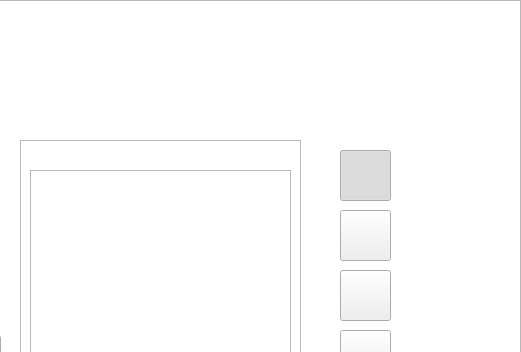
natjeo/3004-project, file CESDevSim/DeviceControl.ui: the form before one commit; both pictures show x 270 to 791 and y 0 to 352 of the 791 by 593 pixel window.
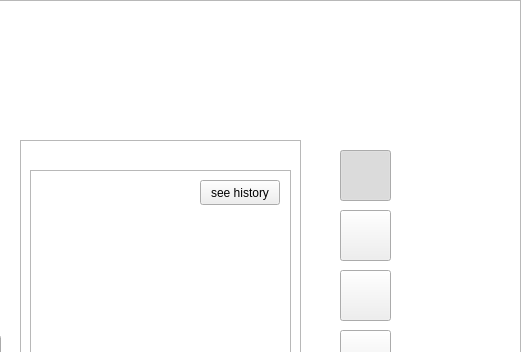
The form after the commit. Icons and pictures are not drawn.

Commit message: add see history button

Patch:
```diff
--- a/CESDevSim/DeviceControl.ui
+++ b/CESDevSim/DeviceControl.ui
@@ -1088,6 +1088,19 @@
      </rect>
     </property>
    </widget>
+   <widget class="QPushButton" name="btn_history">
+    <property name="geometry">
+     <rect>
+      <x>470</x>
+      <y>180</y>
+      <width>80</width>
+      <height>25</height>
+     </rect>
+    </property>
+    <property name="text">
+     <string>see history</string>
+    </property>
+   </widget>
   </widget>
  </widget>
  <resources/>
```
The commit also changes 3 other files.
